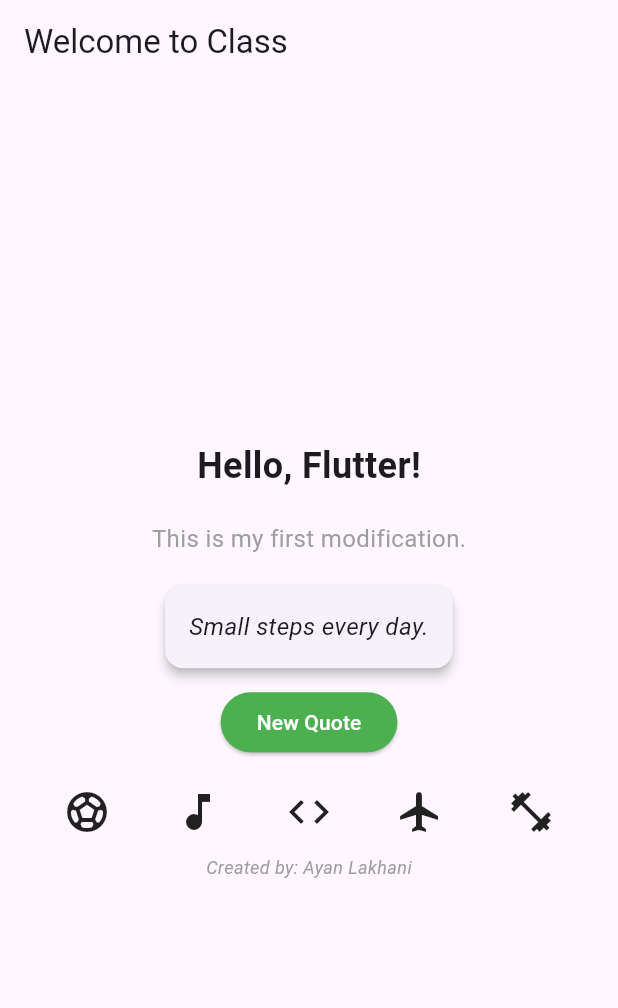
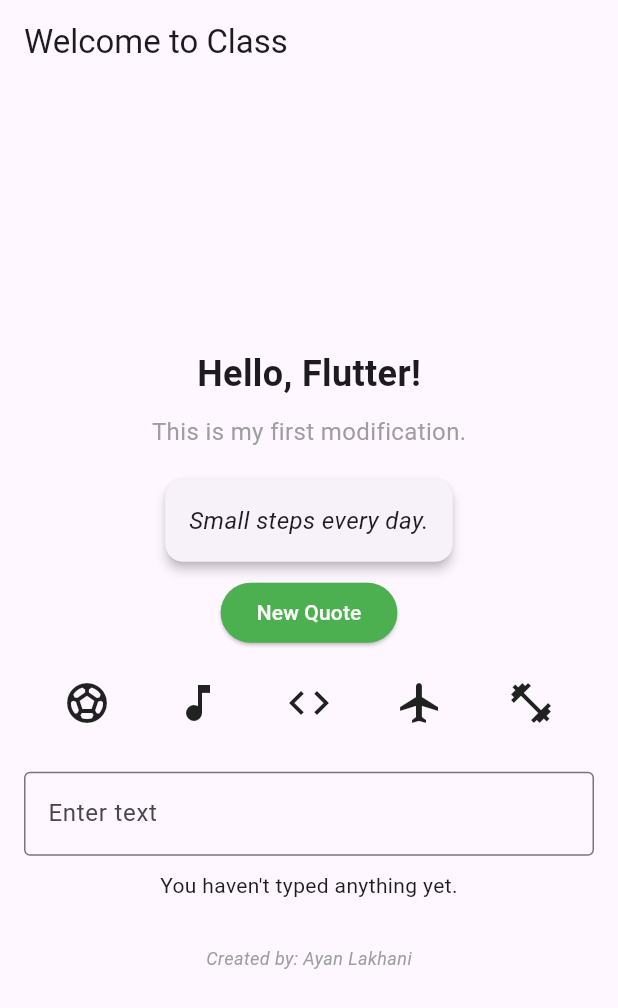
Before and after one commit to AyanLakhani14/team_app_ayanriya, a Flutter app: the screen it shows after launch, after a tap on "New Quote", on a phone screen of 412 x 824 dp. Shown: the top 1008 px of the screen. Run offline on Flutter 3.47's test engine with Material 3 defaults, Android fonts, the phone set to English and light mode, and no system bars.

Commit message:
Add text input field feature

```diff
--- a/lib/main.dart
+++ b/lib/main.dart
@@ -1,7 +1,7 @@
 import 'dart:math';
 import 'package:flutter/material.dart';
 
-// The main entry point of the app
+// Entry point
 void main() {
   runApp(const MyApp());
 }
@@ -13,9 +13,7 @@ class MyApp extends StatelessWidget {
   Widget build(BuildContext context) {
     return MaterialApp(
       title: 'My First Flutter App',
-      theme: ThemeData(
-        primarySwatch: Colors.blue,
-      ),
+      theme: ThemeData(primarySwatch: Colors.blue),
       home: const HomePage(),
       debugShowCheckedModeBanner: false,
     );
@@ -30,6 +28,7 @@ class HomePage extends StatefulWidget {
 }
 
 class _HomePageState extends State<HomePage> {
+  // -------- Round 1: Motivational Quotes --------
   final List<String> quotes = [
     "Stay hungry. Stay foolish.",
     "Code. Test. Improve. Repeat.",
@@ -41,21 +40,26 @@ class _HomePageState extends State<HomePage> {
   final Random _rng = Random();
   String currentQuote = "";
 
+  // -------- Round 2: Text Input --------
+  final TextEditingController _textController = TextEditingController();
+  String _enteredText = "";
+
   @override
   void initState() {
     super.initState();
     currentQuote = quotes.isNotEmpty ? quotes[0] : "";
   }
 
+  @override
+  void dispose() {
+    _textController.dispose();
+    super.dispose();
+  }
+
   void pickRandomQuote() {
     if (quotes.isEmpty) return;
 
     setState(() {
-      if (quotes.length == 1) {
-        currentQuote = quotes[0];
-        return;
-      }
-
       String next;
       do {
         next = quotes[_rng.nextInt(quotes.length)];
@@ -72,28 +76,35 @@ class _HomePageState extends State<HomePage> {
         title: const Text('Welcome to Class'),
       ),
       body: Center(
+        child: SingleChildScrollView(
           child: Column(
             mainAxisAlignment: MainAxisAlignment.center,
             children: <Widget>[
+              const SizedBox(height: 20),
+
+              // Header
               const Text(
                 'Hello, Flutter!',
                 style: TextStyle(fontSize: 24, fontWeight: FontWeight.bold),
               ),
-            const SizedBox(height: 20),
+
+              const SizedBox(height: 10),
+
               const Text(
                 'This is my first modification.',
                 style: TextStyle(fontSize: 16, color: Colors.grey),
               ),
+
               const SizedBox(height: 20),
 
-            // Motivational Quotes (below main text)
+              // -------- Motivational Quotes --------
               Card(
                 elevation: 3,
                 margin: const EdgeInsets.symmetric(horizontal: 16),
                 child: Padding(
                   padding: const EdgeInsets.all(16),
                   child: Text(
-                  currentQuote.isEmpty ? "No quotes yet." : currentQuote,
+                    currentQuote,
                     textAlign: TextAlign.center,
                     style: const TextStyle(
                       fontSize: 16,
@@ -103,9 +114,8 @@ class _HomePageState extends State<HomePage> {
                 ),
               ),
 
-            const SizedBox(height: 12),
+              const SizedBox(height: 10),
 
-            // Styled button + rotates quotes
               ElevatedButton(
                 onPressed: pickRandomQuote,
                 style: ElevatedButton.styleFrom(
@@ -115,8 +125,9 @@ class _HomePageState extends State<HomePage> {
                 child: const Text('New Quote'),
               ),
 
-            // Icon Gallery (Row of 4–5 icons)
               const SizedBox(height: 20),
+
+              // -------- Icon Gallery --------
               Row(
                 mainAxisAlignment: MainAxisAlignment.spaceEvenly,
                 children: const [
@@ -128,9 +139,37 @@ class _HomePageState extends State<HomePage> {
                 ],
               ),
 
-            const SizedBox(height: 12),
+              const SizedBox(height: 30),
 
-            // Signature line
+              // -------- Text Input Field --------
+              Padding(
+                padding: const EdgeInsets.symmetric(horizontal: 16),
+                child: TextField(
+                  controller: _textController,
+                  decoration: const InputDecoration(
+                    labelText: 'Enter text',
+                    border: OutlineInputBorder(),
+                  ),
+                  onChanged: (value) {
+                    setState(() {
+                      _enteredText = value;
+                    });
+                  },
+                ),
+              ),
+
+              const SizedBox(height: 10),
+
+              Text(
+                _enteredText.isEmpty
+                    ? "You haven't typed anything yet."
+                    : "You typed: $_enteredText",
+                textAlign: TextAlign.center,
+              ),
+
+              const SizedBox(height: 30),
+
+              // Footer
               const Text(
                 'Created by: Ayan Lakhani',
                 style: TextStyle(
@@ -139,7 +178,10 @@ class _HomePageState extends State<HomePage> {
                   color: Colors.grey,
                 ),
               ),
+
+              const SizedBox(height: 20),
             ],
+          ),
         ),
       ),
     );
```
Lines whose indentation alone changed are shown as unchanged.
